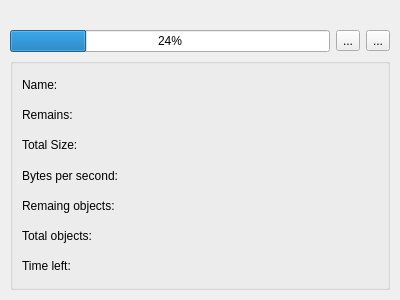
This is src/plugins/filemanagerplugin/filecopywidget.ui in ABBAPOH/andromeda as Qt 5 draws it before an edit. The edited form follows.
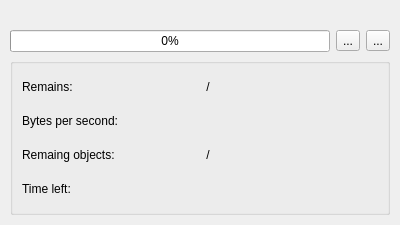
This is the edited form. Icons and pictures are not drawn.

Commit message: Copy dialogs improvememets and refactoring

What changed in the file:
```diff
--- a/src/plugins/filemanagerplugin/filecopywidget.ui
+++ b/src/plugins/filemanagerplugin/filecopywidget.ui
@@ -7,7 +7,7 @@
     <x>0</x>
     <y>0</y>
     <width>400</width>
-    <height>300</height>
+    <height>225</height>
    </rect>
   </property>
   <property name="windowTitle">
@@ -33,7 +33,7 @@
          <item>
           <widget class="QProgressBar" name="progressBar">
            <property name="value">
-            <number>24</number>
+            <number>0</number>
            </property>
            <property name="invertedAppearance">
             <bool>false</bool>
@@ -105,32 +105,6 @@
      </property>
      <layout class="QGridLayout" name="gridLayout">
       <item row="0" column="0">
-       <widget class="QLabel" name="label">
-        <property name="layoutDirection">
-         <enum>Qt::RightToLeft</enum>
-        </property>
-        <property name="text">
-         <string>Name:</string>
-        </property>
-       </widget>
-      </item>
-      <item row="0" column="1">
-       <widget class="QLabel" name="nameLabel_2">
-        <property name="maximumSize">
-         <size>
-          <width>16777215</width>
-          <height>16777215</height>
-         </size>
-        </property>
-        <property name="text">
-         <string>&lt;name here&gt;</string>
-        </property>
-        <property name="wordWrap">
-         <bool>true</bool>
-        </property>
-       </widget>
-      </item>
-      <item row="1" column="0">
        <widget class="QLabel" name="label_2">
         <property name="layoutDirection">
          <enum>Qt::RightToLeft</enum>
@@ -140,31 +114,14 @@
         </property>
        </widget>
       </item>
-      <item row="1" column="1">
-       <widget class="QLabel" name="remainsLabel">
-        <property name="text">
-         <string>&lt;remains&gt;</string>
-        </property>
-       </widget>
-      </item>
-      <item row="2" column="0">
-       <widget class="QLabel" name="label_3">
-        <property name="layoutDirection">
-         <enum>Qt::RightToLeft</enum>
-        </property>
-        <property name="text">
-         <string>Total Size:</string>
-        </property>
-       </widget>
-      </item>
-      <item row="2" column="1">
+      <item row="0" column="1">
        <widget class="QLabel" name="sizeLabel">
         <property name="text">
-         <string>&lt;size&gt;</string>
+         <string>&lt;remains&gt; / &lt;total&gt;</string>
         </property>
        </widget>
       </item>
-      <item row="3" column="0">
+      <item row="1" column="0">
        <widget class="QLabel" name="label_4">
         <property name="layoutDirection">
          <enum>Qt::RightToLeft</enum>
@@ -174,14 +131,14 @@
         </property>
        </widget>
       </item>
-      <item row="3" column="1">
+      <item row="1" column="1">
        <widget class="QLabel" name="speedLabel">
         <property name="text">
          <string>&lt;speed&gt;</string>
         </property>
        </widget>
       </item>
-      <item row="4" column="0">
+      <item row="2" column="0">
        <widget class="QLabel" name="label_5">
         <property name="layoutDirection">
          <enum>Qt::RightToLeft</enum>
@@ -191,31 +148,14 @@
         </property>
        </widget>
       </item>
-      <item row="4" column="1">
+      <item row="2" column="1">
        <widget class="QLabel" name="remaingObjectLabel">
         <property name="text">
-         <string>&lt;remains&gt;</string>
+         <string>&lt;remains&gt; / &lt;total&gt;</string>
         </property>
        </widget>
       </item>
-      <item row="5" column="0">
-       <widget class="QLabel" name="label_6">
-        <property name="layoutDirection">
-         <enum>Qt::RightToLeft</enum>
-        </property>
-        <property name="text">
-         <string>Total objects:</string>
-        </property>
-       </widget>
-      </item>
-      <item row="5" column="1">
-       <widget class="QLabel" name="totalObjectsLabel">
-        <property name="text">
-         <string>&lt;remains&gt;</string>
-        </property>
-       </widget>
-      </item>
-      <item row="6" column="0">
+      <item row="3" column="0">
        <widget class="QLabel" name="label_7">
         <property name="layoutDirection">
          <enum>Qt::RightToLeft</enum>
@@ -225,7 +165,7 @@
         </property>
        </widget>
       </item>
-      <item row="6" column="1">
+      <item row="3" column="1">
        <widget class="QLabel" name="timeLeftLabel">
         <property name="text">
          <string>&lt;remains&gt;</string>
```
The commit also changes 7 other files.
